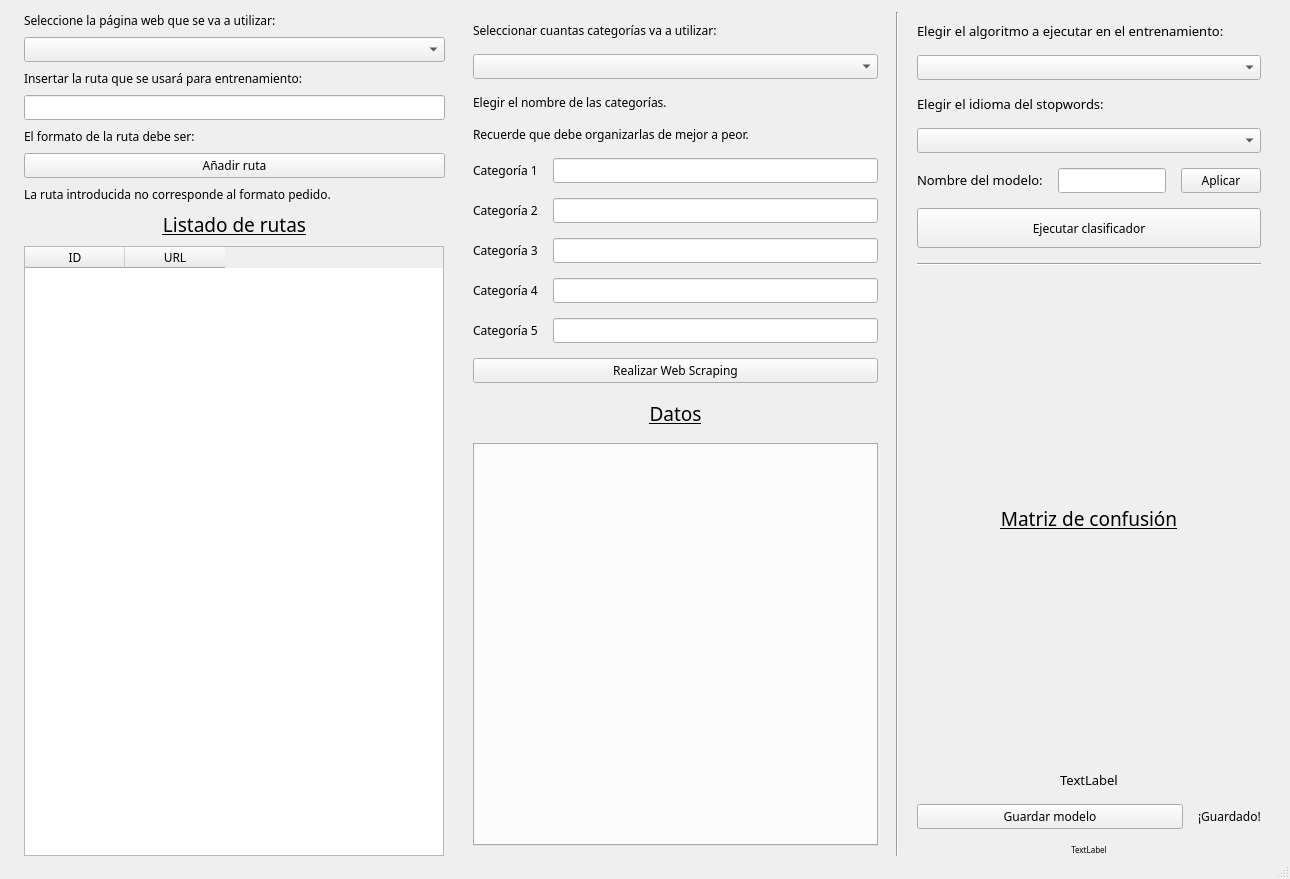
First picture: the form in Resources/UI/VentanaEntrenamientoWeb.ui, repository 40CompilerErrors/Proyecto2, before the edit.
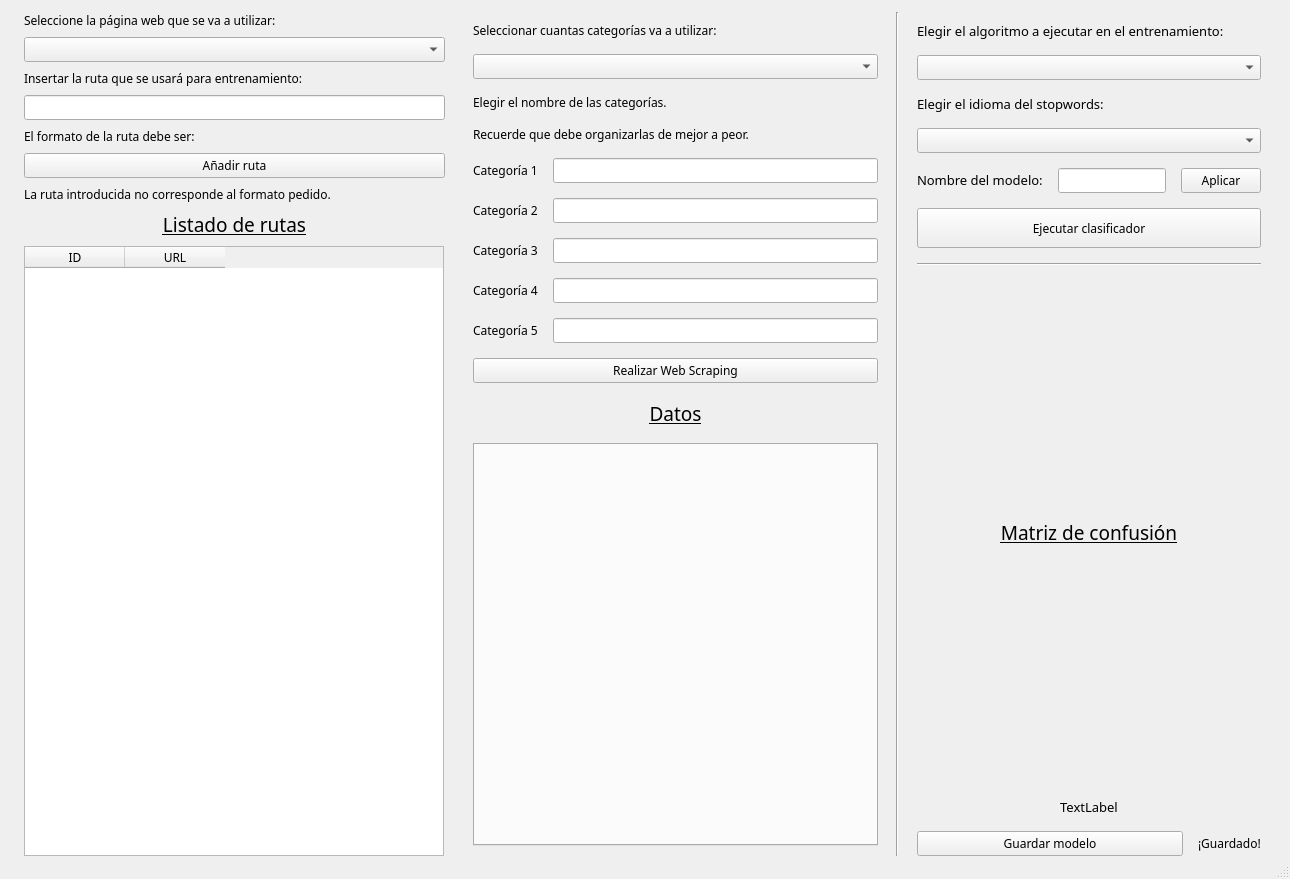
Second picture: the form after the edit. Icons and pictures are not drawn.

Commit message: Añadido el clasificador por archivos junto con ventana usuario y empezado clasificador cn webscrapper

What changed in the file:
```diff
--- a/Resources/UI/VentanaEntrenamientoWeb.ui
+++ b/Resources/UI/VentanaEntrenamientoWeb.ui
@@ -565,27 +565,6 @@
         </item>
        </layout>
       </item>
-      <item>
-       <widget class="QLabel" name="label_advertencias">
-        <property name="sizePolicy">
-         <sizepolicy hsizetype="Preferred" vsizetype="Fixed">
-          <horstretch>0</horstretch>
-          <verstretch>0</verstretch>
-         </sizepolicy>
-        </property>
-        <property name="font">
-         <font>
-          <pointsize>6</pointsize>
-         </font>
-        </property>
-        <property name="text">
-         <string>TextLabel</string>
-        </property>
-        <property name="alignment">
-         <set>Qt::AlignCenter</set>
-        </property>
-       </widget>
-      </item>
      </layout>
     </item>
    </layout>
```
The commit also changes 214 other files.
